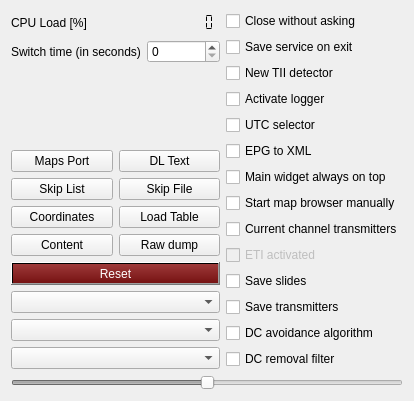
tomneda/DABstar, file src/configuration/configuration.ui: the form before one commit.
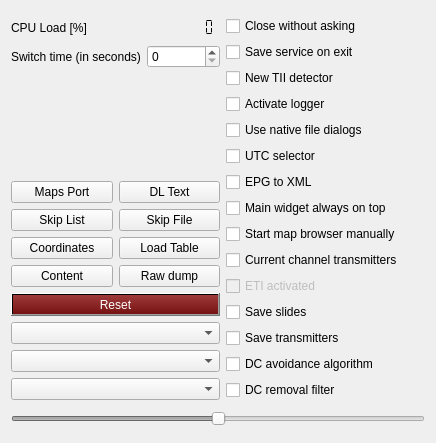
The form after the commit.

Commit message:
Add option to use native file dialogs
An option to enable the use of native file dialogs has been added to the configuration settings. This option can be toggled based on the user's preference. This addition enhances user interface customization and improving overall user experience.

What changed in the file:
```diff
--- a/src/configuration/configuration.ui
+++ b/src/configuration/configuration.ui
@@ -2,6 +2,14 @@
 <ui version="4.0">
  <class>configWidget</class>
  <widget class="QWidget" name="configWidget">
+  <property name="geometry">
+   <rect>
+    <x>0</x>
+    <y>0</y>
+    <width>436</width>
+    <height>443</height>
+   </rect>
+  </property>
   <property name="maximumSize">
    <size>
     <width>436</width>
@@ -256,6 +264,13 @@
          </property>
         </widget>
        </item>
+       <item>
+        <widget class="QCheckBox" name="cbNativeFileDialog">
+         <property name="text">
+          <string>Use native file dialogs</string>
+         </property>
+        </widget>
+       </item>
        <item>
         <widget class="QCheckBox" name="utcSelector">
          <property name="toolTip">
```
The commit also changes 3 other files.
